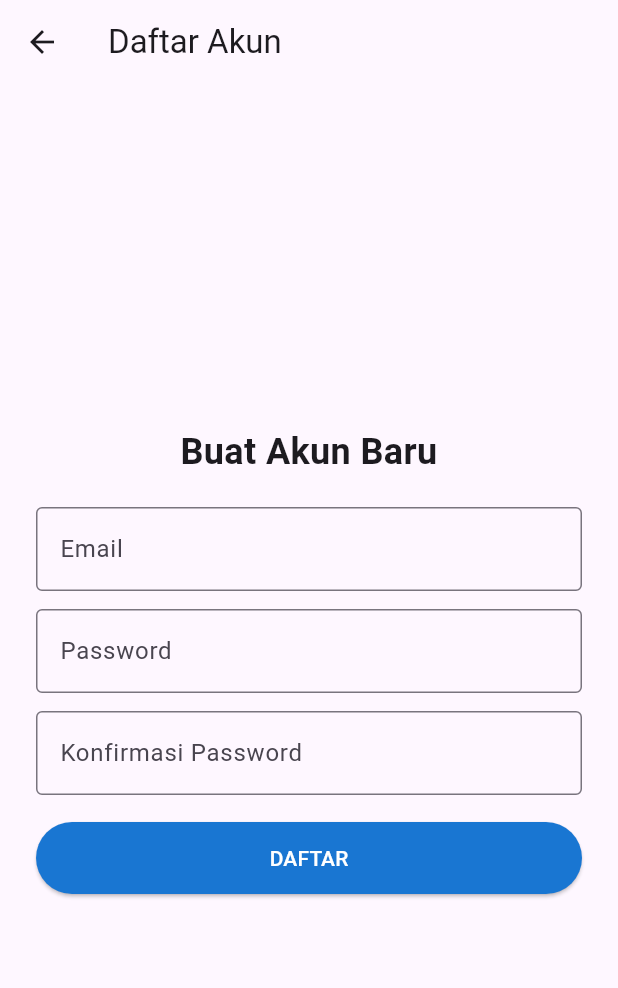
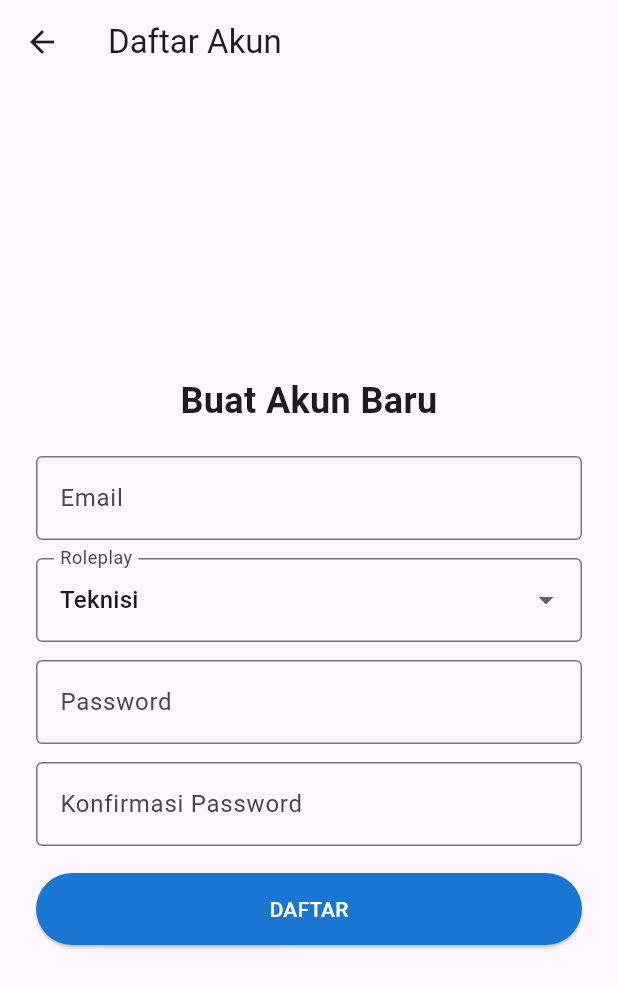
Before and after one commit to Pendosa4277/app_reporting_teknisi, a Flutter app: the screen it shows after launch, after a tap on "LOGIN", after a tap on "Daftar", on a phone screen of 412 x 824 dp. Shown: the top 988 px of the screen. Run offline on Flutter 3.47's test engine with Material 3 defaults, Android fonts, the phone set to English and light mode, and no system bars; our stand-ins replace supabase_flutter; accounts and stored records are empty.

Commit message:
Memperbarui logika penetapan peran dalam login dan menambahkan pemilihan peran dalam registrasi

```diff
--- a/lib/screens/login_screen.dart
+++ b/lib/screens/login_screen.dart
@@ -89,10 +89,25 @@ class _LoginScreenState extends State<LoginScreen> {
         return;
       }
 
-      // Sederhana: tentukan role berdasarkan pola email (sesuaikan dengan backend Anda)
-      final role = email.startsWith('boss')
-          ? UserRole.supervisor
-          : UserRole.technician;
+      // Coba ambil role dari tabel `profiles` berdasarkan user id.
+      UserRole role = UserRole.technician; // default
+      try {
+        final profile = await Supabase.instance.client
+            .from('profiles')
+            .select('role')
+            .eq('id', user.id)
+            .maybeSingle();
+
+        if (profile != null &&
+            profile is Map &&
+            profile['role'] == 'supervisor') {
+          role = UserRole.supervisor;
+        }
+      } catch (_) {
+        // Jika query gagal, fallback ke heuristic berbasis email
+        if (email.startsWith('boss')) role = UserRole.supervisor;
+      }
+
       final destinationScreen = (role == UserRole.supervisor)
           ? const SupervisorDashboard()
           : const TechnicianDashboard();
@@ -112,7 +127,7 @@ class _LoginScreenState extends State<LoginScreen> {
   @override
   Widget build(BuildContext context) {
     return Scaffold(
-      appBar: AppBar(title: const Text('Login Sistem Operasional')),
+      appBar: AppBar(centerTitle: true, title: const Text('')),
       body: Center(
         child: SingleChildScrollView(
           padding: const EdgeInsets.all(32.0),
@@ -123,7 +138,13 @@ class _LoginScreenState extends State<LoginScreen> {
               mainAxisAlignment: MainAxisAlignment.center,
               children: <Widget>[
                 const Text(
-                  'Masuk ke Akun Anda',
+                  'PT. SMARTNET VINVELTAMA TEKNOLOGI',
+                  textAlign: TextAlign.center,
+                  style: TextStyle(fontSize: 18, fontWeight: FontWeight.w600),
+                ),
+                const SizedBox(height: 8),
+                const Text(
+                  'APP REPORTING TEKNISI',
                   textAlign: TextAlign.center,
                   style: TextStyle(
                     fontSize: 28,
--- a/lib/screens/register_screen.dart
+++ b/lib/screens/register_screen.dart
@@ -13,6 +13,7 @@ class _RegisterScreenState extends State<RegisterScreen> {
   final TextEditingController _emailController = TextEditingController();
   final TextEditingController _passwordController = TextEditingController();
   final TextEditingController _confirmController = TextEditingController();
+  String _selectedRole = 'technician';
   Future<void> _register() async {
     if (!_formKey.currentState!.validate()) return;
 
@@ -20,12 +21,26 @@ class _RegisterScreenState extends State<RegisterScreen> {
     final password = _passwordController.text;
 
     try {
-      await Supabase.instance.client.auth.signUp(
+      final res = await Supabase.instance.client.auth.signUp(
         email: email,
         password: password,
       );
 
-      // Supabase may require email confirmation depending on your project
+      final user = res.user;
+      // Try to persist role into a `profiles` table (optional). If the table
+      // doesn't exist the insert will fail — that's fine, we silently continue.
+      try {
+        if (user != null) {
+          await Supabase.instance.client.from('profiles').insert({
+            'id': user.id,
+            'email': email,
+            'role': _selectedRole,
+          });
+        }
+      } catch (_) {
+        // ignore errors if table missing or insert fails
+      }
+
       if (!mounted) return;
       ScaffoldMessenger.of(context).showSnackBar(
         const SnackBar(
@@ -83,6 +98,26 @@ class _RegisterScreenState extends State<RegisterScreen> {
                   },
                 ),
                 const SizedBox(height: 12),
+                DropdownButtonFormField<String>(
+                  initialValue: _selectedRole,
+                  decoration: const InputDecoration(
+                    labelText: 'Roleplay',
+                    border: OutlineInputBorder(),
+                  ),
+                  items: const [
+                    DropdownMenuItem(
+                      value: 'technician',
+                      child: Text('Teknisi'),
+                    ),
+                    DropdownMenuItem(
+                      value: 'supervisor',
+                      child: Text('Supervisor'),
+                    ),
+                  ],
+                  onChanged: (v) =>
+                      setState(() => _selectedRole = v ?? 'technician'),
+                ),
+                const SizedBox(height: 12),
                 TextFormField(
                   controller: _passwordController,
                   obscureText: true,
```
